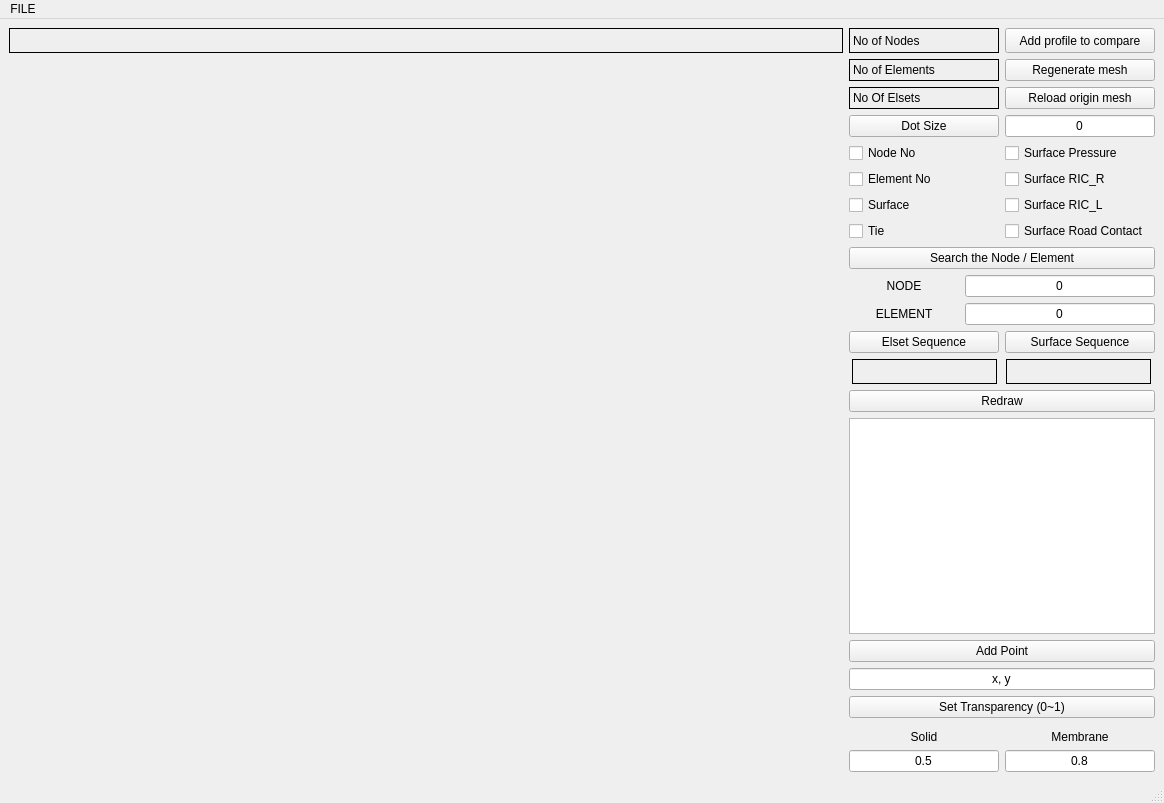
Above: meshview_ui.ui from Jongguk-Kim/MeshViewer before the change. Below: the same form after it.
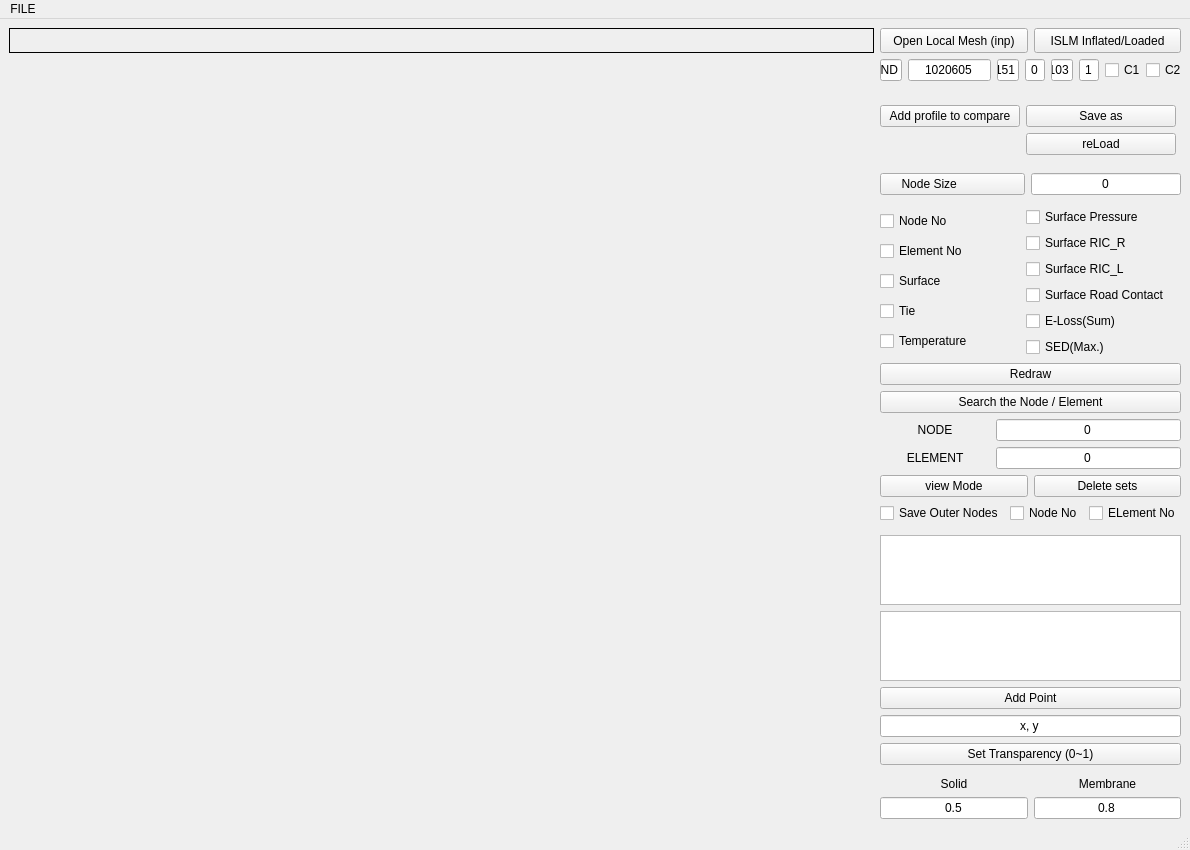
That is the form after the change.

Commit message:
ISLM-profile comparison
add function

```diff
--- a/meshview_ui.ui
+++ b/meshview_ui.ui
@@ -6,7 +6,7 @@
    <rect>
     <x>0</x>
     <y>0</y>
-    <width>1164</width>
+    <width>1190</width>
     <height>803</height>
    </rect>
   </property>
@@ -15,74 +15,328 @@
   </property>
   <widget class="QWidget" name="centralwidget">
    <layout class="QGridLayout" name="gridLayout">
-    <item row="1" column="0" rowspan="12">
+    <item row="6" column="2">
+     <widget class="QPushButton" name="push_origin">
+      <property name="maximumSize">
+       <size>
+        <width>150</width>
+        <height>30</height>
+       </size>
+      </property>
+      <property name="text">
+       <string>reLoad</string>
+      </property>
+     </widget>
+    </item>
+    <item row="1" column="1" colspan="2">
+     <layout class="QHBoxLayout" name="horizontalLayout_simulationCode">
+      <item>
+       <widget class="QLineEdit" name="lineEdit_0_Location">
+        <property name="maximumSize">
+         <size>
+          <width>30</width>
+          <height>25</height>
+         </size>
+        </property>
+        <property name="text">
+         <string>RND</string>
+        </property>
+        <property name="alignment">
+         <set>Qt::AlignCenter</set>
+        </property>
+       </widget>
+      </item>
+      <item>
+       <widget class="QLineEdit" name="lineEdit_1_VT_Number">
+        <property name="maximumSize">
+         <size>
+          <width>100</width>
+          <height>25</height>
+         </size>
+        </property>
+        <property name="text">
+         <string>1020605</string>
+        </property>
+        <property name="alignment">
+         <set>Qt::AlignCenter</set>
+        </property>
+       </widget>
+      </item>
+      <item>
+       <widget class="QLineEdit" name="lineEdit_3_VT_Serial">
+        <property name="maximumSize">
+         <size>
+          <width>30</width>
+          <height>25</height>
+         </size>
+        </property>
+        <property name="text">
+         <string>151</string>
+        </property>
+        <property name="alignment">
+         <set>Qt::AlignCenter</set>
+        </property>
+       </widget>
+      </item>
+      <item>
+       <widget class="QLineEdit" name="lineEdit_2_VT_Revision">
+        <property name="maximumSize">
+         <size>
+          <width>20</width>
+          <height>25</height>
+         </size>
+        </property>
+        <property name="text">
+         <string>0</string>
+        </property>
+        <property name="alignment">
+         <set>Qt::AlignCenter</set>
+        </property>
+       </widget>
+      </item>
+      <item>
+       <widget class="QLineEdit" name="lineEdit_4_Sim_Type">
+        <property name="enabled">
+         <bool>true</bool>
+        </property>
+        <property name="maximumSize">
+         <size>
+          <width>35</width>
+          <height>25</height>
+         </size>
+        </property>
+        <property name="text">
+         <string>D103</string>
+        </property>
+        <property name="alignment">
+         <set>Qt::AlignCenter</set>
+        </property>
+        <property name="readOnly">
+         <bool>false</bool>
+        </property>
+       </widget>
+      </item>
+      <item>
+       <widget class="QLineEdit" name="lineEdit_5_Sim_Num">
+        <property name="maximumSize">
+         <size>
+          <width>20</width>
+          <height>25</height>
+         </size>
+        </property>
+        <property name="text">
+         <string>1</string>
+        </property>
+        <property name="alignment">
+         <set>Qt::AlignCenter</set>
+        </property>
+       </widget>
+      </item>
+      <item>
+       <widget class="QCheckBox" name="checkBox_Initial_inflated">
+        <property name="maximumSize">
+         <size>
+          <width>35</width>
+          <height>25</height>
+         </size>
+        </property>
+        <property name="text">
+         <string>C1</string>
+        </property>
+       </widget>
+      </item>
+      <item>
+       <widget class="QCheckBox" name="checkBox_inflated_loaded">
+        <property name="maximumSize">
+         <size>
+          <width>35</width>
+          <height>25</height>
+         </size>
+        </property>
+        <property name="text">
+         <string>C2</string>
+        </property>
+       </widget>
+      </item>
+     </layout>
+    </item>
+    <item row="5" column="1">
+     <widget class="QPushButton" name="push_comparing">
+      <property name="maximumSize">
+       <size>
+        <width>150</width>
+        <height>30</height>
+       </size>
+      </property>
+      <property name="text">
+       <string>Add profile to compare</string>
+      </property>
+     </widget>
+    </item>
+    <item row="17" column="1" colspan="2">
+     <layout class="QVBoxLayout" name="verticalLayout_8">
+      <item>
+       <widget class="QListWidget" name="list_widget"/>
+      </item>
+      <item>
+       <widget class="QTextBrowser" name="textBrowser"/>
+      </item>
+      <item>
+       <widget class="QPushButton" name="push_addingPoint">
+        <property name="text">
+         <string>Add Point</string>
+        </property>
+       </widget>
+      </item>
+      <item>
+       <widget class="QLineEdit" name="txt_coordinate_point">
+        <property name="text">
+         <string>x, y</string>
+        </property>
+        <property name="alignment">
+         <set>Qt::AlignCenter</set>
+        </property>
+       </widget>
+      </item>
+      <item>
+       <widget class="QPushButton" name="pushButton_colordepth">
+        <property name="text">
+         <string>Set Transparency (0~1)</string>
+        </property>
+       </widget>
+      </item>
+     </layout>
+    </item>
+    <item row="13" column="1" colspan="2">
+     <layout class="QHBoxLayout" name="horizontalLayout_2">
+      <item>
+       <layout class="QVBoxLayout" name="verticalLayout_6">
+        <item>
+         <widget class="QLabel" name="search_node">
+          <property name="text">
+           <string>NODE</string>
+          </property>
+          <property name="alignment">
+           <set>Qt::AlignCenter</set>
+          </property>
+         </widget>
+        </item>
+        <item>
+         <widget class="QLabel" name="search_element">
+          <property name="text">
+           <string>        ELEMENT        </string>
+          </property>
+          <property name="alignment">
+           <set>Qt::AlignCenter</set>
+          </property>
+         </widget>
+        </item>
+       </layout>
+      </item>
+      <item>
+       <layout class="QVBoxLayout" name="verticalLayout_7">
+        <item>
+         <widget class="QLineEdit" name="serach_node_id">
+          <property name="text">
+           <string>0</string>
+          </property>
+          <property name="alignment">
+           <set>Qt::AlignCenter</set>
+          </property>
+         </widget>
+        </item>
+        <item>
+         <widget class="QLineEdit" name="search_el_id">
+          <property name="text">
+           <string>0</string>
+          </property>
+          <property name="alignment">
+           <set>Qt::AlignCenter</set>
+          </property>
+         </widget>
+        </item>
+       </layout>
+      </item>
+     </layout>
+    </item>
+    <item row="5" column="2">
+     <widget class="QPushButton" name="push_regen_mesh">
+      <property name="maximumSize">
+       <size>
+        <width>150</width>
+        <height>30</height>
+       </size>
+      </property>
+      <property name="text">
+       <string>Save as</string>
+      </property>
+     </widget>
+    </item>
+    <item row="15" column="1" colspan="2">
+     <layout class="QHBoxLayout" name="horizontalLayout_5">
+      <item>
+       <widget class="QCheckBox" name="checkBox_NodeOut">
+        <property name="maximumSize">
+         <size>
+          <width>130</width>
+          <height>20</height>
+         </size>
+        </property>
+        <property name="text">
+         <string>Save Outer Nodes</string>
+        </property>
+       </widget>
+      </item>
+      <item>
+       <widget class="QCheckBox" name="checkBox_ElsetNode">
+        <property name="maximumSize">
+         <size>
+          <width>80</width>
+          <height>20</height>
+         </size>
+        </property>
+        <property name="text">
+         <string>Node No</string>
+        </property>
+       </widget>
+      </item>
+      <item>
+       <widget class="QCheckBox" name="checkBox_ElsetElement">
+        <property name="maximumSize">
+         <size>
+          <width>120</width>
+          <height>20</height>
+         </size>
+        </property>
+        <property name="text">
+         <string>ELement No</string>
+        </property>
+       </widget>
+      </item>
+     </layout>
+    </item>
+    <item row="1" column="0" rowspan="19">
      <layout class="QVBoxLayout" name="verticalLayout_2"/>
     </item>
-    <item row="3" column="1" colspan="2">
-     <layout class="QHBoxLayout" name="horizontalLayout">
+    <item row="14" column="1" colspan="2">
+     <layout class="QHBoxLayout" name="horizontalLayout_4">
       <item>
-       <widget class="QPushButton" name="pushButton_dotsize">
-        <property name="maximumSize">
-         <size>
-          <width>150</width>
-          <height>25</height>
-         </size>
-        </property>
+       <widget class="QPushButton" name="pushButton_elsetSeq">
         <property name="text">
-         <string>              Dot Size              </string>
+         <string>view Mode</string>
         </property>
        </widget>
       </item>
       <item>
-       <widget class="QLineEdit" name="lineEdit">
-        <property name="maximumSize">
-         <size>
-          <width>150</width>
-          <height>25</height>
-         </size>
-        </property>
+       <widget class="QPushButton" name="pushButton_SurfaceSeq">
         <property name="text">
-         <string>0</string>
-        </property>
-        <property name="alignment">
-         <set>Qt::AlignCenter</set>
+         <string>Delete sets</string>
         </property>
        </widget>
       </item>
      </layout>
     </item>
-    <item row="1" column="1">
-     <widget class="QLabel" name="InfoSize">
-      <property name="sizePolicy">
-       <sizepolicy hsizetype="Preferred" vsizetype="Preferred">
-        <horstretch>0</horstretch>
-        <verstretch>0</verstretch>
-       </sizepolicy>
-      </property>
-      <property name="minimumSize">
-       <size>
-        <width>150</width>
-        <height>0</height>
-       </size>
-      </property>
-      <property name="maximumSize">
-       <size>
-        <width>150</width>
-        <height>30</height>
-       </size>
-      </property>
-      <property name="frameShape">
-       <enum>QFrame::Box</enum>
-      </property>
-      <property name="text">
-       <string>No of Elements</string>
-      </property>
-      <property name="alignment">
-       <set>Qt::AlignLeading|Qt::AlignLeft|Qt::AlignVCenter</set>
-      </property>
-     </widget>
-    </item>
-    <item row="12" column="1" colspan="2">
+    <item row="19" column="1" colspan="2">
      <layout class="QHBoxLayout" name="horizontalLayout_3">
       <item>
        <layout class="QVBoxLayout" name="verticalLayout_9">
@@ -134,58 +388,130 @@
       </item>
      </layout>
     </item>
-    <item row="2" column="1">
-     <widget class="QLabel" name="ImageType">
-      <property name="sizePolicy">
-       <sizepolicy hsizetype="Preferred" vsizetype="Preferred">
-        <horstretch>0</horstretch>
-        <verstretch>0</verstretch>
-       </sizepolicy>
+    <item row="0" column="1" colspan="2">
+     <layout class="QHBoxLayout" name="horizontalLayout_6">
+      <property name="topMargin">
+       <number>0</number>
       </property>
-      <property name="maximumSize">
-       <size>
-        <width>150</width>
-        <height>30</height>
-       </size>
-      </property>
-      <property name="frameShape">
-       <enum>QFrame::Box</enum>
-      </property>
-      <property name="text">
-       <string>No Of Elsets</string>
-      </property>
-      <property name="alignment">
-       <set>Qt::AlignLeading|Qt::AlignLeft|Qt::AlignVCenter</set>
-      </property>
-     </widget>
+      <item>
+       <widget class="QPushButton" name="push_LocalMesh">
+        <property name="maximumSize">
+         <size>
+          <width>150</width>
+          <height>30</height>
+         </size>
+        </property>
+        <property name="text">
+         <string>Open Local Mesh (inp)</string>
+        </property>
+       </widget>
+      </item>
+      <item>
+       <widget class="QPushButton" name="push_ISLM_Inflated">
+        <property name="maximumSize">
+         <size>
+          <width>150</width>
+          <height>30</height>
+         </size>
+        </property>
+        <property name="text">
+         <string>ISLM Inflated/Loaded</string>
+        </property>
+       </widget>
+      </item>
+     </layout>
     </item>
-    <item row="0" column="1">
-     <widget class="QLabel" name="ImageSize">
-      <property name="sizePolicy">
-       <sizepolicy hsizetype="Preferred" vsizetype="Preferred">
-        <horstretch>0</horstretch>
-        <verstretch>0</verstretch>
-       </sizepolicy>
-      </property>
-      <property name="maximumSize">
-       <size>
-        <width>300</width>
-        <height>30</height>
-       </size>
-      </property>
-      <property name="frameShape">
-       <enum>QFrame::Box</enum>
-      </property>
-      <property name="text">
-       <string>No of Nodes</string>
-      </property>
-      <property name="alignment">
-       <set>Qt::AlignLeading|Qt::AlignLeft|Qt::AlignVCenter</set>
-      </property>
-     </widget>
+    <item row="11" column="2">
+     <layout class="QVBoxLayout" name="verticalLayout_11">
+      <item>
+       <widget class="QCheckBox" name="checkBox_Spress">
+        <property name="maximumSize">
+         <size>
+          <width>150</width>
+          <height>20</height>
+         </size>
+        </property>
+        <property name="text">
+         <string>Surface Pressure</string>
+        </property>
+       </widget>
+      </item>
+      <item>
+       <widget class="QCheckBox" name="checkBox_sRicR">
+        <property name="maximumSize">
+         <size>
+          <width>150</width>
+          <height>20</height>
+         </size>
+        </property>
+        <property name="text">
+         <string>Surface RIC_R</string>
+        </property>
+       </widget>
+      </item>
+      <item>
+       <widget class="QCheckBox" name="checkBox_sRicL">
+        <property name="maximumSize">
+         <size>
+          <width>150</width>
+          <height>20</height>
+         </size>
+        </property>
+        <property name="text">
+         <string>Surface RIC_L</string>
+        </property>
+       </widget>
+      </item>
+      <item>
+       <widget class="QCheckBox" name="checkBox_Road">
+        <property name="maximumSize">
+         <size>
+          <width>150</width>
+          <height>20</height>
+         </size>
+        </property>
+        <property name="text">
+         <string>Surface Road Contact</string>
+        </property>
+       </widget>
+      </item>
+      <item>
+       <widget class="QCheckBox" name="checkBox_EnergyLoss">
+        <property name="maximumSize">
+         <size>
+          <width>150</width>
+          <height>20</height>
+         </size>
+        </property>
+        <property name="text">
+         <string>E-Loss(Sum)</string>
+        </property>
+       </widget>
+      </item>
+      <item>
+       <widget class="QCheckBox" name="checkBox_SED">
+        <property name="maximumSize">
+         <size>
+          <width>150</width>
+          <height>20</height>
+         </size>
+        </property>
+        <property name="text">
+         <string>SED(Max.)</string>
+        </property>
+       </widget>
+      </item>
+     </layout>
     </item>
-    <item row="5" column="1" colspan="2">
+    <item row="12" column="1" colspan="2">
      <layout class="QVBoxLayout" name="verticalLayout_5">
+      <item>
+       <widget class="QPushButton" name="pushButton_redraw">
+        <property name="text">
+         <string>Redraw</string>
+        </property>
+       </widget>
+      </item>
       <item>
        <widget class="QPushButton" name="pushButton_search">
         <property name="text">
@@ -195,103 +521,40 @@
       </item>
      </layout>
     </item>
-    <item row="0" column="2">
-     <widget class="QPushButton" name="push_comparing">
-      <property name="maximumSize">
-       <size>
-        <width>150</width>
-        <height>30</height>
-       </size>
-      </property>
-      <property name="text">
-       <string>Add profile to compare</string>
-      </property>
-     </widget>
-    </item>
-    <item row="6" column="1" colspan="2">
-     <layout class="QHBoxLayout" name="horizontalLayout_2">
+    <item row="9" column="1" colspan="2">
+     <layout class="QHBoxLayout" name="horizontalLayout">
       <item>
-       <layout class="QVBoxLayout" name="verticalLayout_6">
-        <item>
-         <widget class="QLabel" name="search_node">
-          <property name="text">
-           <string>NODE</string>
-          </property>
-          <property name="alignment">
-           <set>Qt::AlignCenter</set>
-          </property>
-         </widget>
-        </item>
-        <item>
-         <widget class="QLabel" name="search_element">
-          <property name="text">
-           <string>        ELEMENT        </string>
-          </property>
-          <property name="alignment">
-           <set>Qt::AlignCenter</set>
-          </property>
-         </widget>
-        </item>
-       </layout>
-      </item>
-      <item>
-       <layout class="QVBoxLayout" name="verticalLayout_7">
-        <item>
-         <widget class="QLineEdit" name="serach_node_id">
-          <property name="text">
-           <string>0</string>
-          </property>
-          <property name="alignment">
-           <set>Qt::AlignCenter</set>
-          </property>
-         </widget>
-        </item>
-        <item>
-         <widget class="QLineEdit" name="search_el_id">
-          <property name="text">
-           <string>0</string>
-          </property>
-          <property name="alignment">
-           <set>Qt::AlignCenter</set>
-          </property>
-         </widget>
-        </item>
-       </layout>
-      </item>
-     </layout>
-    </item>
-    <item row="10" column="1" colspan="2">
-     <layout class="QVBoxLayout" name="verticalLayout_8">
-      <item>
-       <widget class="QTextBrowser" name="textBrowser"/>
-      </item>
-      <item>
-       <widget class="QPushButton" name="push_addingPoint">
+       <widget class="QPushButton" name="pushButton_dotsize">
+        <property name="maximumSize">
+         <size>
+          <width>150</width>
+          <height>25</height>
+         </size>
+        </property>
         <property name="text">
-         <string>Add Point</string>
+         <string>Node Size              </string>
         </property>
        </widget>
       </item>
       <item>
-       <widget class="QLineEdit" name="txt_coordinate_point">
+       <widget class="QLineEdit" name="lineEdit">
+        <property name="maximumSize">
+         <size>
+          <width>150</width>
+          <height>25</height>
+         </size>
+        </property>
         <property name="text">
-         <string>x, y</string>
+         <string>0</string>
         </property>
         <property name="alignment">
          <set>Qt::AlignCenter</set>
         </property>
        </widget>
       </item>
-      <item>
-       <widget class="QPushButton" name="pushButton_colordepth">
-        <property name="text">
-         <string>Set Transparency (0~1)</string>
-        </property>
-       </widget>
-      </item>
      </layout>
     </item>
-    <item row="4" column="1">
+    <item row="11" column="1">
      <layout class="QVBoxLayout" name="verticalLayout_4">
       <item>
        <widget class="QCheckBox" name="checkBox_NdNo">
@@ -348,147 +611,16 @@
         </property>
        </widget>
       </item>
-     </layout>
-    </item>
-    <item row="7" column="1" colspan="2">
-     <layout class="QHBoxLayout" name="horizontalLayout_4">
       <item>
-       <widget class="QPushButton" name="pushButton_elsetSeq">
-        <property name="text">
-         <string>Elset Sequence</string>
-        </property>
-       </widget>
-      </item>
-      <item>
-       <widget class="QPushButton" name="pushButton_SurfaceSeq">
-        <property name="text">
-         <string>Surface Sequence</string>
-        </property>
-       </widget>
-      </item>
-     </layout>
-    </item>
-    <item row="2" column="2">
-     <widget class="QPushButton" name="push_origin">
-      <property name="maximumSize">
-       <size>
-        <width>150</width>
-        <height>30</height>
-       </size>
-      </property>
-      <property name="text">
-       <string>Reload origin mesh</string>
-      </property>
-     </widget>
-    </item>
-    <item row="8" column="1" colspan="2">
-     <layout class="QHBoxLayout" name="horizontalLayout_5">
-      <item>
-       <widget class="QLabel" name="DisplayElset">
-        <property name="minimumSize">
-         <size>
-          <width>0</width>
-          <height>25</height>
-         </size>
-        </property>
+       <widget class="QCheckBox" name="checkBox_Temperaure">
         <property name="maximumSize">
          <size>
-          <width>145</width>
-          <height>30</height>
-         </size>
-        </property>
-        <property name="frameShape">
-         <enum>QFrame::Box</enum>
-        </property>
-        <property name="lineWidth">
-         <number>1</number>
-        </property>
-        <property name="text">
-         <string/>
-        </property>
-        <property name="alignment">
-         <set>Qt::AlignCenter</set>
-        </property>
-       </widget>
-      </item>
-      <item>
-       <widget class="QLabel" name="DisplaySurface">
-        <property name="minimumSize">
-         <size>
-          <width>0</width>
-          <height>25</height>
-         </size>
-        </property>
-        <property name="maximumSize">
-         <size>
-          <width>145</width>
-          <height>30</height>
-         </size>
-        </property>
-        <property name="frameShape">
-         <enum>QFrame::Box</enum>
-        </property>
-        <property name="text">
-         <string/>
-        </property>
-        <property name="alignment">
-         <set>Qt::AlignCenter</set>
-        </property>
-       </widget>
-      </item>
-     </layout>
-    </item>
-    <item row="4" column="2">
-     <layout class="QVBoxLayout" name="verticalLayout_11">
-      <item>
-       <widget class="QCheckBox" name="checkBox_Spress">
-        <property name="maximumSize">
-         <size>
-          <width>150</width>
+          <width>130</width>
           <height>20</height>
          </size>
         </property>
         <property name="text">
-         <string>Surface Pressure</string>
-        </property>
-       </widget>
-      </item>
-      <item>
-       <widget class="QCheckBox" name="checkBox_sRicR">
-        <property name="maximumSize">
-         <size>
-          <width>150</width>
-          <height>20</height>
-         </size>
-        </property>
-        <property name="text">
-         <string>Surface RIC_R</string>
-        </property>
-       </widget>
-      </item>
-      <item>
-       <widget class="QCheckBox" name="checkBox_sRicL">
-        <property name="maximumSize">
-         <size>
-          <width>150</width>
-          <height>20</height>
-         </size>
-        </property>
-        <property name="text">
-         <string>Surface RIC_L</string>
-        </property>
-       </widget>
-      </item>
-      <item>
-       <widget class="QCheckBox" name="checkBox_Road">
-        <property name="maximumSize">
-         <size>
-          <width>150</width>
-          <height>20</height>
-         </size>
-        </property>
-        <property name="text">
-         <string>Surface Road Contact</string>
+         <string>Temperature</string>
         </property>
        </widget>
       </item>
@@ -496,6 +628,9 @@
     </item>
     <item row="0" column="0">
      <layout class="QVBoxLayout" name="verticalLayout">
+      <property name="topMargin">
+       <number>0</number>
+      </property>
       <item>
        <widget class="QLabel" name="Label_fName">
         <property name="minimumSize">
@@ -520,26 +655,6 @@
       </item>
      </layout>
     </item>
-    <item row="9" column="1" colspan="2">
-     <widget class="QPushButton" name="pushButton_redraw">
-      <property name="text">
-       <string>Redraw</string>
-      </property>
-     </widget>
-    </item>
-    <item row="1" column="2">
-     <widget class="QPushButton" name="push_regen_mesh">
-      <property name="maximumSize">
-       <size>
-        <width>150</width>
-        <height>30</height>
-       </size>
-      </property>
-      <property name="text">
-       <string>Regenerate mesh</string>
-      </property>
-     </widget>
-    </item>
    </layout>
   </widget>
   <widget class="QMenuBar" name="menubar">
@@ -547,7 +662,7 @@
     <rect>
      <x>0</x>
      <y>0</y>
-     <width>1164</width>
+     <width>1190</width>
      <height>21</height>
     </rect>
    </property>
```
Left out of the diff: 107 changed lines with no effect on the pictures. The commit also changes 7 other files.
